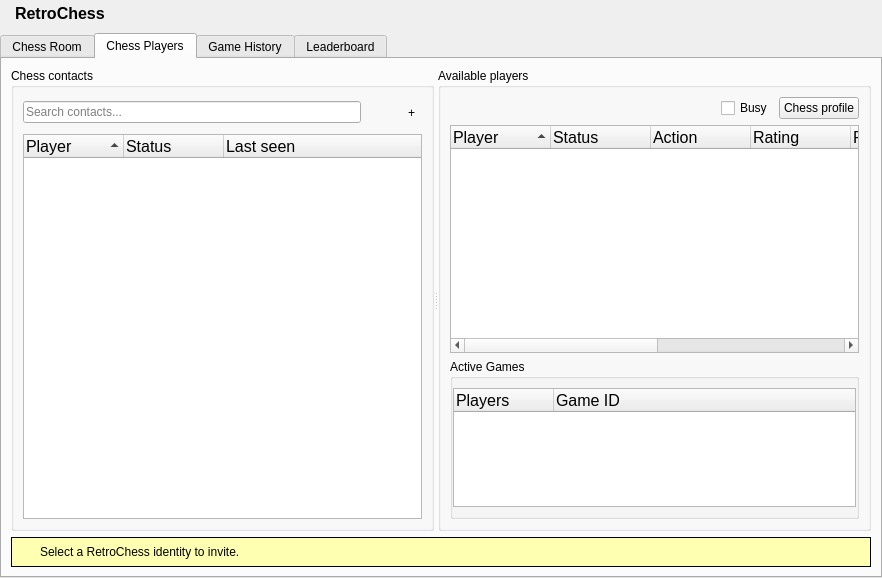
First picture: the form in gui/NEMainpage.ui, repository RetroShare/RetroChess, before the edit.
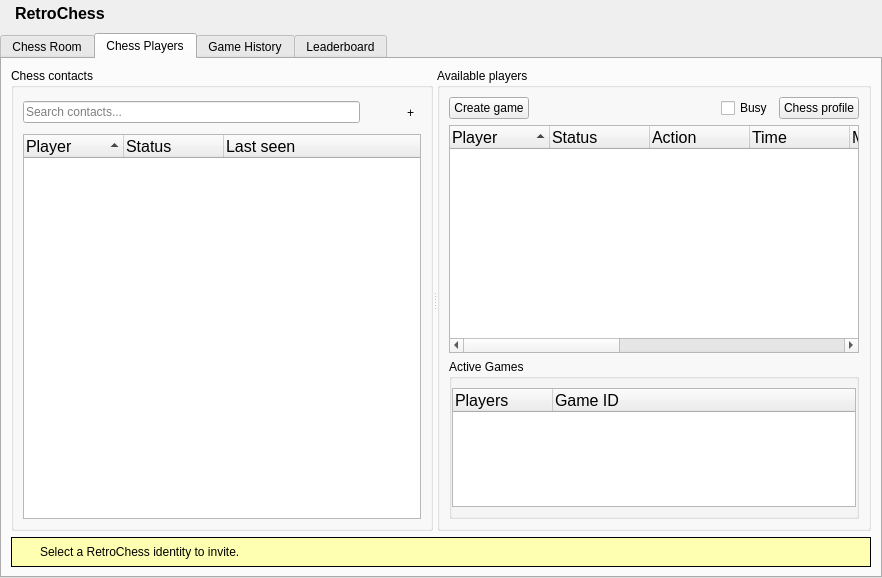
Second picture: the form after the edit. The open tabs and pages were chosen to show the change. Icons and pictures are not drawn.

Commit message:
Add chess clocks and lobby game setup
- Add time controls, clock widgets, and game setup dialog
- Display open games with time controls and Play/Cancel actions
- Fix seek delivery, cancellation, and reconnect discovery

The edit to the form file:
```diff
--- a/gui/NEMainpage.ui
+++ b/gui/NEMainpage.ui
@@ -363,6 +363,16 @@
           <layout class="QVBoxLayout" name="availablePlayersListLayout">
            <item>
             <layout class="QHBoxLayout" name="playerToolsLayout">
+             <item>
+              <widget class="QPushButton" name="createLobbyGameButton">
+               <property name="toolTip">
+                <string>Open Game Setup to create a lobby game seek</string>
+               </property>
+               <property name="text">
+                <string>Create game</string>
+               </property>
+              </widget>
+             </item>
              <item>
               <spacer name="horizontalSpacer">
                <property name="orientation">
@@ -436,6 +446,16 @@
                <string>Action</string>
               </property>
              </column>
+             <column>
+              <property name="text">
+               <string>Time</string>
+              </property>
+             </column>
+             <column>
+              <property name="text">
+               <string>Mode</string>
+              </property>
+             </column>
              <column>
               <property name="text">
                <string>Rating</string>
```
The commit also changes 14 other files.
